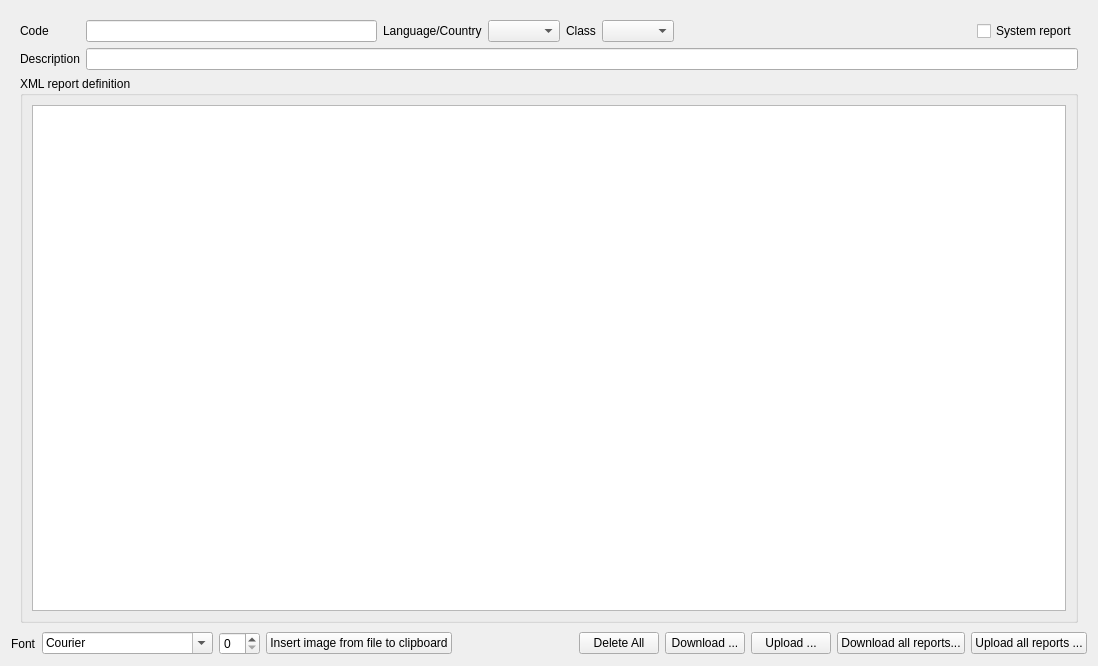
First picture: the form in App/Ui/ReportWidget.ui, repository paolodestefani/pySagra, before the edit.
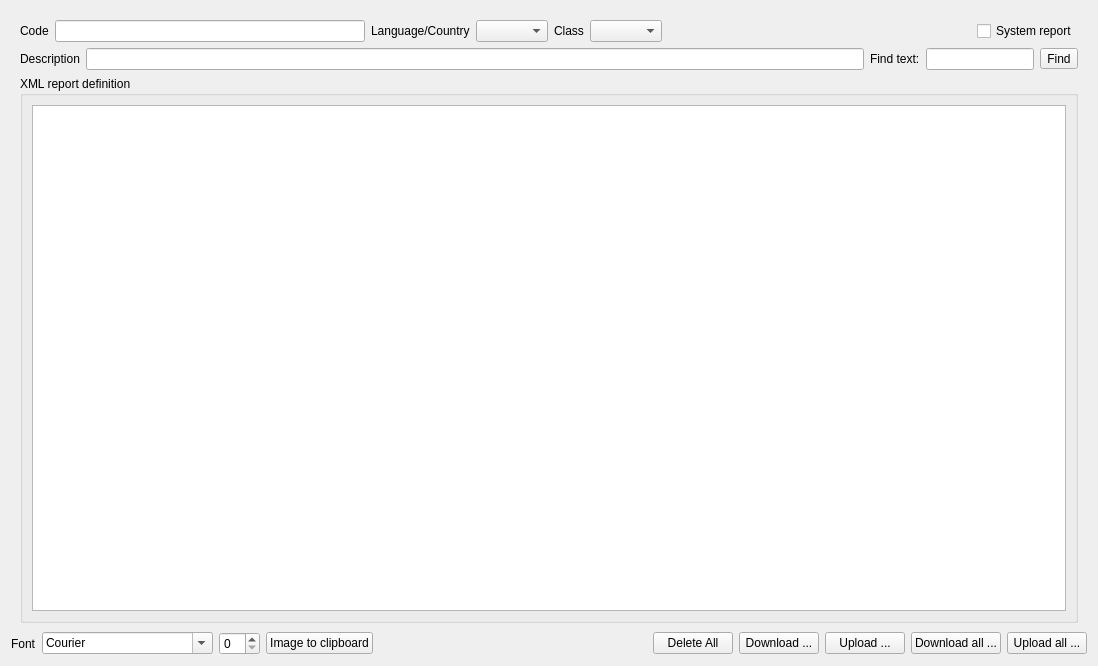
Second picture: the form after the edit. Custom widgets are drawn as their Qt base class.

```diff
--- a/App/Ui/ReportWidget.ui
+++ b/App/Ui/ReportWidget.ui
@@ -27,29 +27,29 @@
        <widget class="QWidget" name="form">
         <layout class="QVBoxLayout" name="verticalLayout_3">
          <item>
-          <layout class="QGridLayout" name="gridLayout">
-           <item row="0" column="0">
+          <layout class="QHBoxLayout" name="horizontalLayout_2">
+           <item>
             <widget class="QLabel" name="label">
              <property name="text">
               <string>Code</string>
              </property>
             </widget>
            </item>
-           <item row="0" column="1">
+           <item>
             <widget class="QLineEdit" name="lineEditCode">
              <property name="enabled">
               <bool>true</bool>
              </property>
             </widget>
            </item>
-           <item row="0" column="2">
+           <item>
             <widget class="QLabel" name="label_3">
              <property name="text">
               <string>Language/Country</string>
              </property>
             </widget>
            </item>
-           <item row="0" column="3">
+           <item>
             <widget class="RelationalComboBox" name="comboBoxL10n">
              <property name="enabled">
               <bool>true</bool>
@@ -59,17 +59,17 @@
              </property>
             </widget>
            </item>
-           <item row="0" column="4">
+           <item>
             <widget class="QLabel" name="label_2">
              <property name="text">
               <string>Class</string>
              </property>
             </widget>
            </item>
-           <item row="0" column="5">
+           <item>
             <widget class="QComboBox" name="comboBoxClass"/>
            </item>
-           <item row="0" column="6">
+           <item>
             <spacer name="horizontalSpacer_2">
              <property name="orientation">
               <enum>Qt::Orientation::Horizontal</enum>
@@ -82,7 +82,7 @@
              </property>
             </spacer>
            </item>
-           <item row="0" column="7">
+           <item>
             <widget class="QCheckBox" name="checkBoxSystem">
              <property name="focusPolicy">
               <enum>Qt::FocusPolicy::NoFocus</enum>
@@ -98,16 +98,47 @@
              </property>
             </widget>
            </item>
-           <item row="1" column="0">
+          </layout>
+         </item>
+         <item>
+          <layout class="QHBoxLayout" name="horizontalLayout_3" stretch="0,1,0,0,0">
+           <item>
             <widget class="QLabel" name="label_4">
              <property name="text">
               <string>Description</string>
              </property>
             </widget>
            </item>
-           <item row="1" column="1" colspan="7">
+           <item>
             <widget class="QLineEdit" name="lineEditDescription"/>
            </item>
+           <item>
+            <widget class="QLabel" name="label2">
+             <property name="text">
+              <string>Find text:</string>
+             </property>
+            </widget>
+           </item>
+           <item>
+            <widget class="QLineEdit" name="lineEditFind">
+             <property name="maxLength">
+              <number>64</number>
+             </property>
+            </widget>
+           </item>
+           <item>
+            <widget class="QToolButton" name="toolButtonFind">
+             <property name="text">
+              <string>Find</string>
+             </property>
+             <property name="iconSize">
+              <size>
+               <width>32</width>
+               <height>32</height>
+              </size>
+             </property>
+            </widget>
+           </item>
           </layout>
          </item>
          <item>
@@ -175,7 +206,7 @@
        <item>
         <widget class="QPushButton" name="pushButtonInsertImage">
          <property name="text">
-          <string>Insert image from file to clipboard</string>
+          <string>Image to clipboard</string>
          </property>
         </widget>
        </item>
@@ -216,14 +247,14 @@
        <item>
         <widget class="QPushButton" name="pushButtonDownloadAll">
          <property name="text">
-          <string>Download all reports...</string>
+          <string>Download all ...</string>
          </property>
         </widget>
        </item>
        <item>
         <widget class="QPushButton" name="pushButtonUploadAll">
          <property name="text">
-          <string>Upload all reports ...</string>
+          <string>Upload all ...</string>
          </property>
         </widget>
        </item>
@@ -234,16 +265,16 @@
   </layout>
  </widget>
  <customwidgets>
-  <customwidget>
-   <class>EnhancedTableView</class>
-   <extends>QTableView</extends>
-   <header>App.Widget.View</header>
-  </customwidget>
   <customwidget>
    <class>RelationalComboBox</class>
    <extends>QComboBox</extends>
    <header>App.Widget.Control</header>
   </customwidget>
+  <customwidget>
+   <class>EnhancedTableView</class>
+   <extends>QTableView</extends>
+   <header>App.Widget.View</header>
+  </customwidget>
  </customwidgets>
  <tabstops>
   <tabstop>lineEditCode</tabstop>
```
